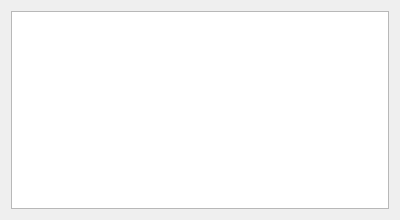
This is Libraries/MiKTeX/UI/Qt/SiteWizRemote.ui in MiKTeX/miktex as Qt 5 draws it before an edit. The edited form follows.
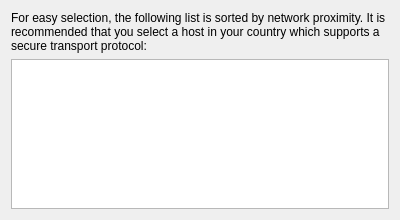
This is the edited form.

The edit to the form file:
```diff
--- a/Libraries/MiKTeX/UI/Qt/SiteWizRemote.ui
+++ b/Libraries/MiKTeX/UI/Qt/SiteWizRemote.ui
@@ -15,9 +15,19 @@
    <string>Remote Package Repository</string>
   </property>
   <property name="subTitle">
-   <string>For easy selection, the repository list is sorted by network proximity.</string>
+   <string>Many servers on the Internet host a MiKTeX package repository.</string>
   </property>
   <layout class="QVBoxLayout">
+   <item>
+    <widget class="QLabel" name="label">
+     <property name="text">
+      <string>For easy selection, the following list is sorted by network proximity. It is recommended that you select a host in your country which supports a secure transport protocol:</string>
+     </property>
+     <property name="wordWrap">
+      <bool>true</bool>
+     </property>
+    </widget>
+   </item>
    <item>
     <widget class="QTreeView" name="treeView">
      <property name="rootIsDecorated">
```
